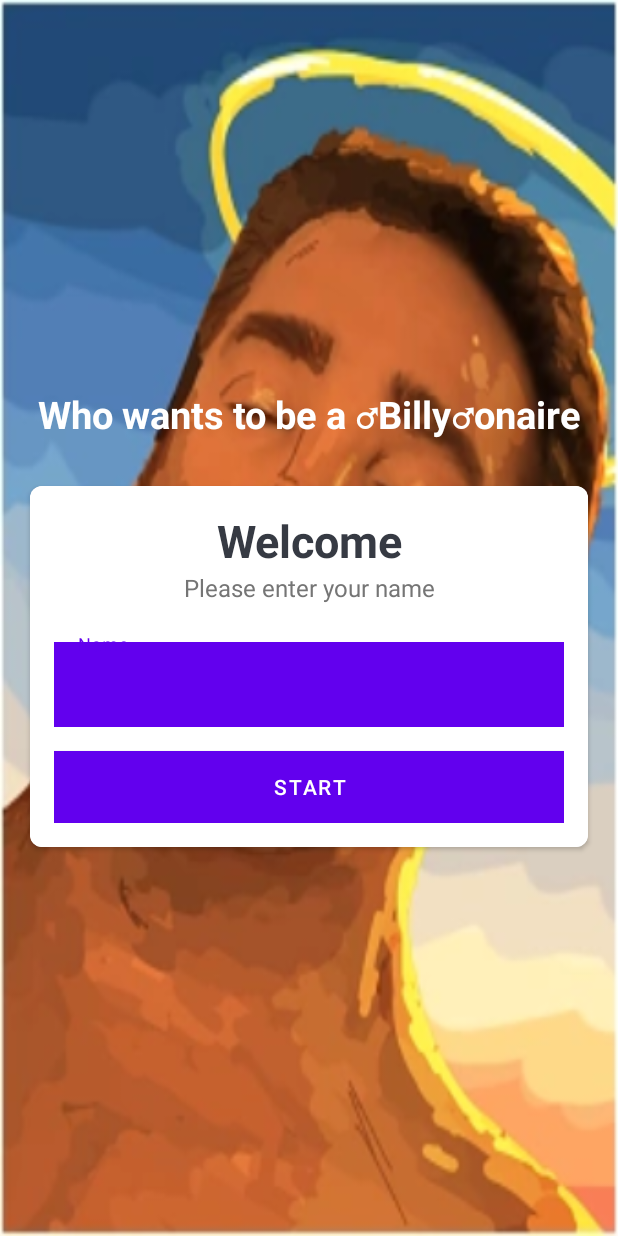
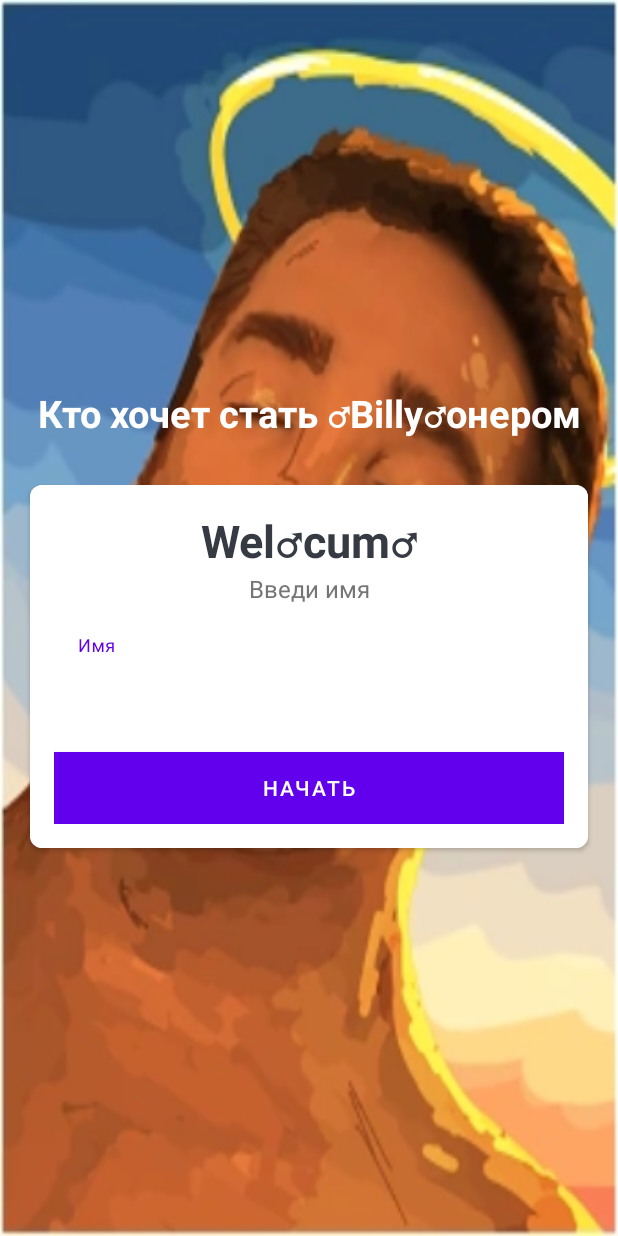
Before and after one commit to egorvasilevich/gachimuchi-quiz, an Android app: the screen it shows after launch (MainActivity), on a phone screen of 412 x 824 dp. Run offline under Robolectric (Android 15) with nearby library versions, the phone set to English and light mode, and no system bars.

Commit message:
Обновлёна MainActivity Переведены все элементы окна на русский + комментарии к коду

```diff
--- a/app/src/main/res/layout/activity_main.xml
+++ b/app/src/main/res/layout/activity_main.xml
@@ -68,10 +68,10 @@
                     android:id="@+id/main_activity_name_edit"
                     android:layout_width="match_parent"
                     android:layout_height="wrap_content"
-                    android:background="@color/purple_500"
+                    android:background="@color/white"
                     android:hint="@string/name_hint"
                     android:textColor="@color/primary_grey"
-                    android:textColorHint="@color/primary_light_grey">
+                    android:textColorHint="@color/purple_500">
 
                 </androidx.appcompat.widget.AppCompatEditText>
             </com.google.android.material.textfield.TextInputLayout>
--- a/app/src/main/res/values/strings.xml
+++ b/app/src/main/res/values/strings.xml
@@ -1,8 +1,8 @@
 <resources>
     <string name="app_name">Billy</string>
-    <string name="welcomeString">Welcome</string>
-    <string name="enter_name_entry">Please enter your name</string>
-    <string name="name_hint">Name</string>
-    <string name="start">Start</string>
-    <string name="app_main_name">Who wants to be a ♂Billy♂onaire</string>
+    <string name="welcomeString">Wel♂cum♂</string>
+    <string name="enter_name_entry">Введи имя</string>
+    <string name="name_hint">Имя</string>
+    <string name="start">Начать</string>
+    <string name="app_main_name">Кто хочет стать ♂Billy♂онером</string>
 </resources>
```
Also changed, not shown: app/src/main/java/com/example/billy/MainActivity.kt (+23 -19 lines).
